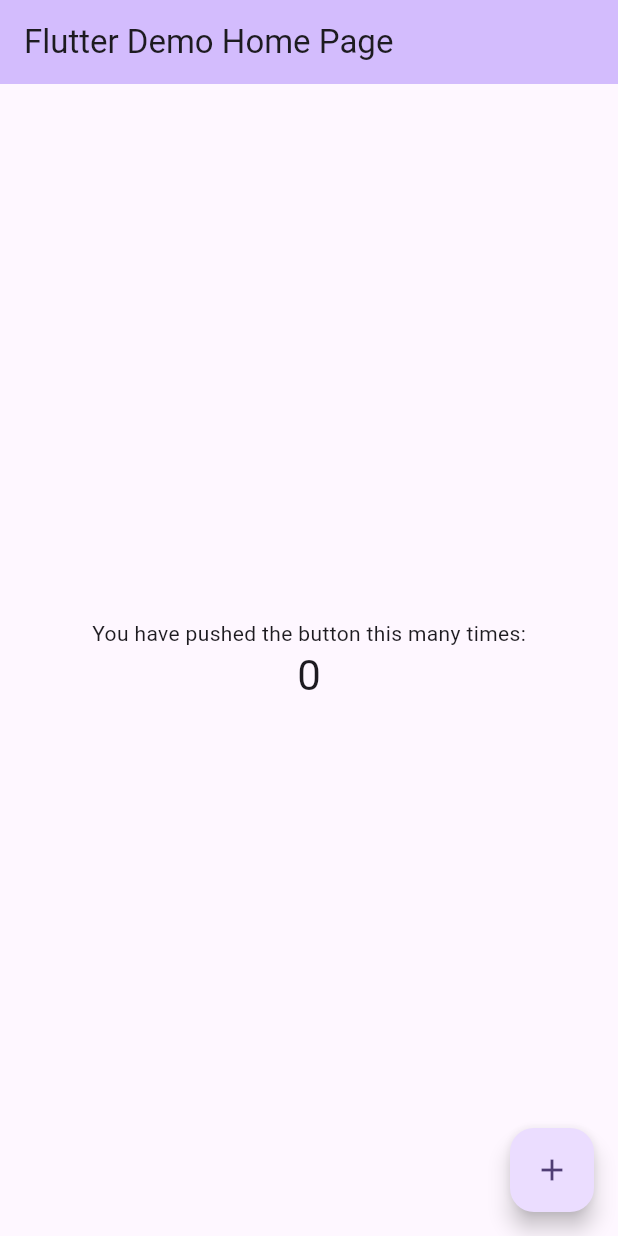
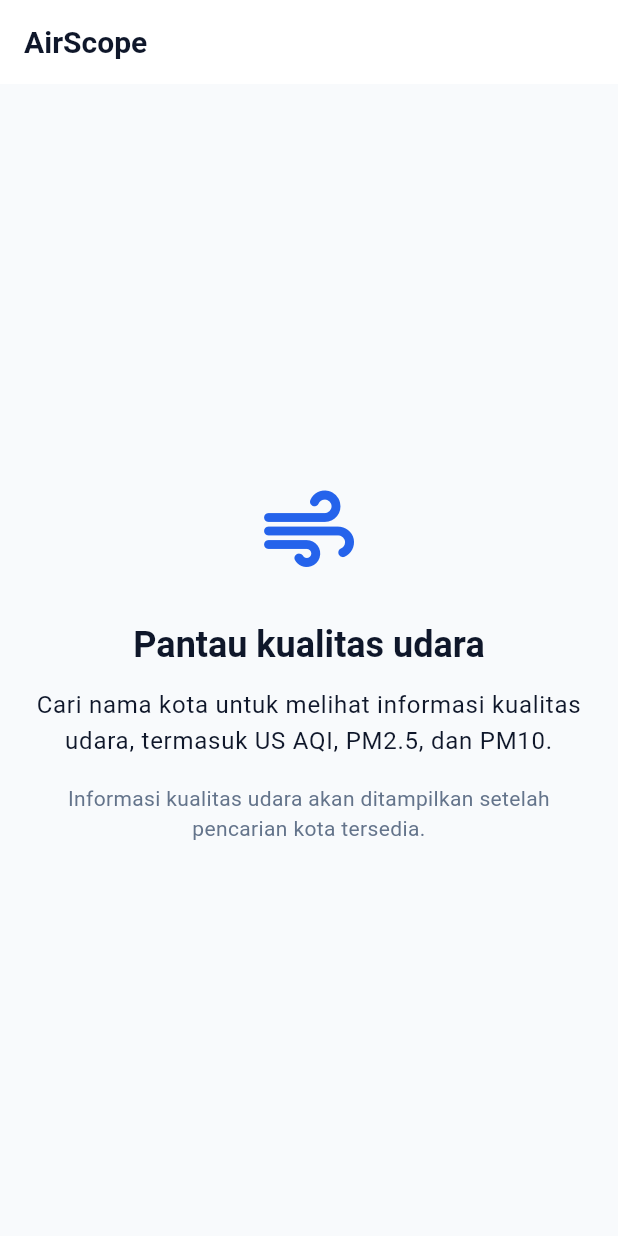
Before and after one commit to anmulll/AirScope, a Flutter app: the screen it shows after launch, on a phone screen of 412 x 824 dp. Run offline on Flutter 3.47's test engine with Material 3 defaults, Android fonts, the phone set to English and light mode, and no system bars.

Commit message:
feat: setup Material 3 theme and app foundation

```diff
--- /dev/null
+++ b/lib/app/app.dart
@@ -0,0 +1,17 @@
+import 'package:flutter/material.dart';
+import 'package:airscope/core/theme/app_theme.dart';
+import 'package:airscope/features/air_quality/presentation/pages/home_page.dart';
+
+class AirScopeApp extends StatelessWidget {
+  const AirScopeApp({super.key});
+
+  @override
+  Widget build(BuildContext context) {
+    return MaterialApp(
+      title: 'AirScope',
+      debugShowCheckedModeBanner: false,
+      theme: AppTheme.light(),
+      home: const HomePage(),
+    );
+  }
+}
--- /dev/null
+++ b/lib/core/theme/app_colors.dart
@@ -0,0 +1,33 @@
+import 'package:flutter/material.dart';
+
+class AppColors {
+  AppColors._();
+
+  // Brand colors
+  static const Color primary = Color(0xFF2563EB);
+  static const Color primaryDark = Color(0xFF1D4ED8);
+
+  // Background and surface
+  static const Color background = Color(0xFFF8FAFC);
+  static const Color surface = Color(0xFFFFFFFF);
+
+  // Typography
+  static const Color textPrimary = Color(0xFF0F172A);
+  static const Color textSecondary = Color(0xFF64748B);
+
+  // Interface
+  static const Color border = Color(0xFFE2E8F0);
+
+  // Status colors
+  static const Color success = Color(0xFF16A34A);
+  static const Color warning = Color(0xFFEAB308);
+  static const Color error = Color(0xFFDC2626);
+
+  // US AQI colors
+  static const Color aqiGood = Color(0xFF16A34A);
+  static const Color aqiModerate = Color(0xFFEAB308);
+  static const Color aqiSensitive = Color(0xFFF97316);
+  static const Color aqiUnhealthy = Color(0xFFDC2626);
+  static const Color aqiVeryUnhealthy = Color(0xFF9333EA);
+  static const Color aqiHazardous = Color(0xFF7F1D1D);
+}
--- /dev/null
+++ b/lib/core/theme/app_theme.dart
@@ -0,0 +1,41 @@
+import 'package:flutter/material.dart';
+
+import 'app_colors.dart';
+
+class AppTheme {
+  AppTheme._();
+
+  static ThemeData light() {
+    final colorScheme =
+        ColorScheme.fromSeed(
+          seedColor: AppColors.primary,
+          brightness: Brightness.light,
+        ).copyWith(
+          primary: AppColors.primary,
+          onPrimary: Colors.white,
+          surface: AppColors.surface,
+          onSurface: AppColors.textPrimary,
+          error: AppColors.error,
+        );
+
+    return ThemeData(
+      useMaterial3: true,
+      colorScheme: colorScheme,
+      scaffoldBackgroundColor: AppColors.background,
+      textTheme: const TextTheme(
+        headlineSmall: TextStyle(
+          fontSize: 24,
+          fontWeight: FontWeight.w700,
+          color: AppColors.textPrimary,
+        ),
+        titleLarge: TextStyle(
+          fontSize: 20,
+          fontWeight: FontWeight.w700,
+          color: AppColors.textPrimary,
+        ),
+        bodyLarge: TextStyle(fontSize: 16, color: AppColors.textPrimary),
+        bodyMedium: TextStyle(fontSize: 14, color: AppColors.textSecondary),
+      ),
+    );
+  }
+}
--- /dev/null
+++ b/lib/features/air_quality/presentation/pages/home_page.dart
@@ -0,0 +1,48 @@
+import 'package:flutter/material.dart';
+
+class HomePage extends StatelessWidget {
+  const HomePage({super.key});
+
+  @override
+  Widget build(BuildContext context) {
+    final textTheme = Theme.of(context).textTheme;
+    final colorScheme = Theme.of(context).colorScheme;
+
+    return Scaffold(
+      appBar: AppBar(title: const Text('AirScope')),
+      body: SafeArea(
+        child: Center(
+          child: Padding(
+            padding: const EdgeInsets.all(24),
+            child: Column(
+              mainAxisSize: MainAxisSize.min,
+              children: [
+                Icon(Icons.air_rounded, size: 72, color: colorScheme.primary),
+                const SizedBox(height: 24),
+                Text(
+                  'Pantau kualitas udara',
+                  style: textTheme.headlineSmall,
+                  textAlign: TextAlign.center,
+                ),
+                const SizedBox(height: 12),
+                Text(
+                  'Cari nama kota untuk melihat informasi '
+                  'kualitas udara, termasuk US AQI, PM2.5, dan PM10.',
+                  style: textTheme.bodyLarge,
+                  textAlign: TextAlign.center,
+                ),
+                const SizedBox(height: 16),
+                Text(
+                  'Informasi kualitas udara akan ditampilkan '
+                  'setelah pencarian kota tersedia.',
+                  style: textTheme.bodyMedium,
+                  textAlign: TextAlign.center,
+                ),
+              ],
+            ),
+          ),
+        ),
+      ),
+    );
+  }
+}
--- a/lib/main.dart
+++ b/lib/main.dart
@@ -1,122 +1,6 @@
 import 'package:flutter/material.dart';
+import 'package:airscope/app/app.dart';
 
 void main() {
-  runApp(const MyApp());
+  runApp(const AirScopeApp());
 }
-
-class MyApp extends StatelessWidget {
-  const MyApp({super.key});
-
-  // This widget is the root of your application.
-  @override
-  Widget build(BuildContext context) {
-    return MaterialApp(
-      title: 'Flutter Demo',
-      theme: ThemeData(
-        // This is the theme of your application.
-        //
-        // TRY THIS: Try running your application with "flutter run". You'll see
-        // the application has a purple toolbar. Then, without quitting the app,
-        // try changing the seedColor in the colorScheme below to Colors.green
-        // and then invoke "hot reload" (save your changes or press the "hot
-        // reload" button in a Flutter-supported IDE, or press "r" if you used
-        // the command line to start the app).
-        //
-        // Notice that the counter didn't reset back to zero; the application
-        // state is not lost during the reload. To reset the state, use hot
-        // restart instead.
-        //
-        // This works for code too, not just values: Most code changes can be
-        // tested with just a hot reload.
-        colorScheme: .fromSeed(seedColor: Colors.deepPurple),
-      ),
-      home: const MyHomePage(title: 'Flutter Demo Home Page'),
-    );
-  }
-}
-
-class MyHomePage extends StatefulWidget {
-  const MyHomePage({super.key, required this.title});
-
-  // This widget is the home page of your application. It is stateful, meaning
-  // that it has a State object (defined below) that contains fields that affect
-  // how it looks.
-
-  // This class is the configuration for the state. It holds the values (in this
-  // case the title) provided by the parent (in this case the App widget) and
-  // used by the build method of the State. Fields in a Widget subclass are
-  // always marked "final".
-
-  final String title;
-
-  @override
-  State<MyHomePage> createState() => _MyHomePageState();
-}
-
-class _MyHomePageState extends State<MyHomePage> {
-  int _counter = 0;
-
-  void _incrementCounter() {
-    setState(() {
-      // This call to setState tells the Flutter framework that something has
-      // changed in this State, which causes it to rerun the build method below
-      // so that the display can reflect the updated values. If we changed
-      // _counter without calling setState(), then the build method would not be
-      // called again, and so nothing would appear to happen.
-      _counter++;
-    });
-  }
-
-  @override
-  Widget build(BuildContext context) {
-    // This method is rerun every time setState is called, for instance as done
-    // by the _incrementCounter method above.
-    //
-    // The Flutter framework has been optimized to make rerunning build methods
-    // fast, so that you can just rebuild anything that needs updating rather
-    // than having to individually change instances of widgets.
-    return Scaffold(
-      appBar: AppBar(
-        // TRY THIS: Try changing the color here to a specific color (to
-        // Colors.amber, perhaps?) and trigger a hot reload to see the AppBar
-        // change color while the other colors stay the same.
-        backgroundColor: Theme.of(context).colorScheme.inversePrimary,
-        // Here we take the value from the MyHomePage object that was created by
-        // the App.build method, and use it to set our appbar title.
-        title: Text(widget.title),
-      ),
-      body: Center(
-        // Center is a layout widget. It takes a single child and positions it
-        // in the middle of the parent.
-        child: Column(
-          // Column is also a layout widget. It takes a list of children and
-          // arranges them vertically. By default, it sizes itself to fit its
-          // children horizontally, and tries to be as tall as its parent.
-          //
-          // Column has various properties to control how it sizes itself and
-          // how it positions its children. Here we use mainAxisAlignment to
-          // center the children vertically; the main axis here is the vertical
-          // axis because Columns are vertical (the cross axis would be
-          // horizontal).
-          //
-          // TRY THIS: Invoke "debug painting" (choose the "Toggle Debug Paint"
-          // action in the IDE, or press "p" in the console), to see the
-          // wireframe for each widget.
-          mainAxisAlignment: .center,
-          children: [
-            const Text('You have pushed the button this many times:'),
-            Text(
-              '$_counter',
-              style: Theme.of(context).textTheme.headlineMedium,
-            ),
-          ],
-        ),
-      ),
-      floatingActionButton: FloatingActionButton(
-        onPressed: _incrementCounter,
-        tooltip: 'Increment',
-        child: const Icon(Icons.add),
-      ),
-    );
-  }
-}
```
Also changed, not shown: 1 other file.
